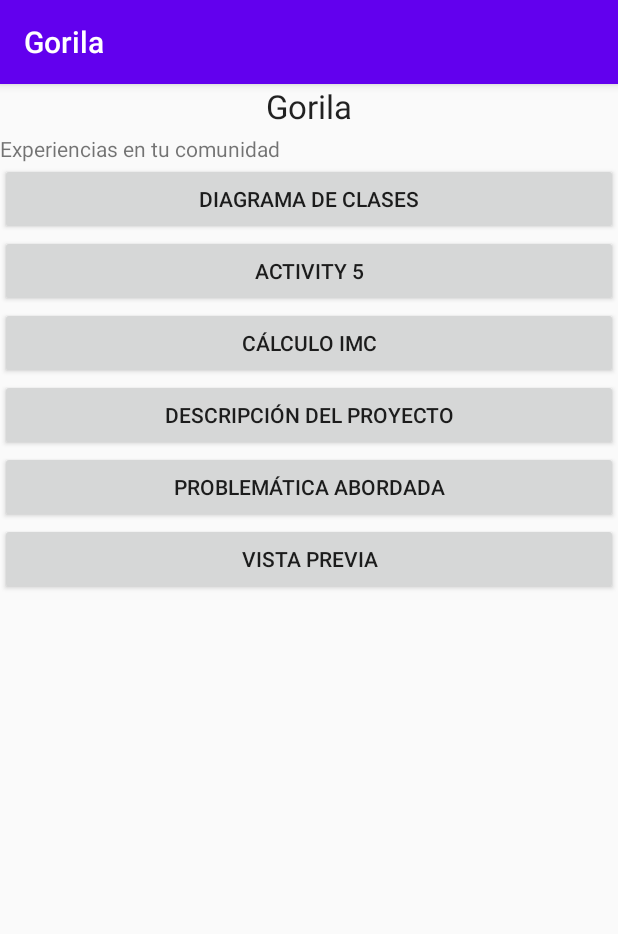
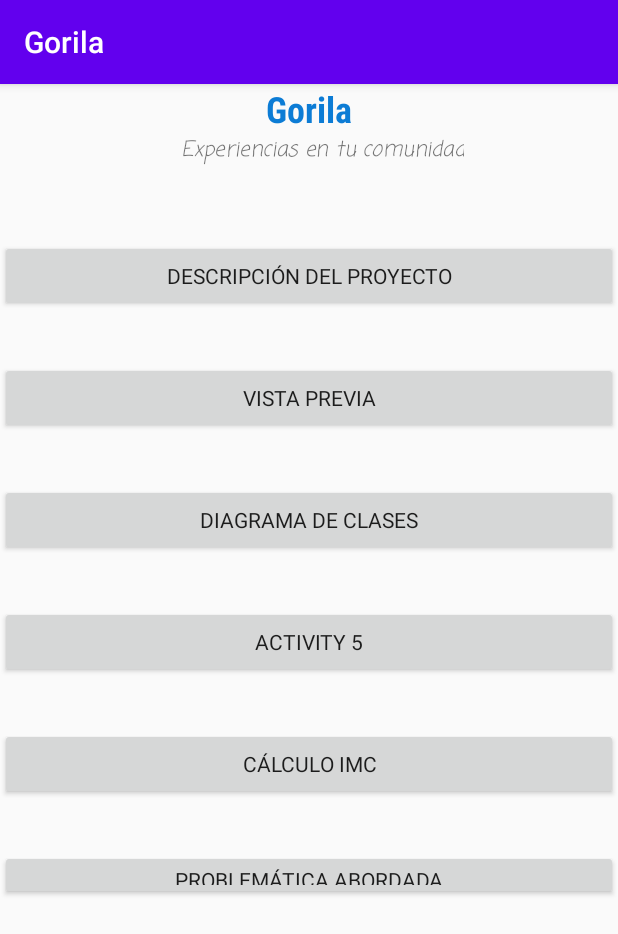
Before and after one commit to DaniniSC/Gorilapp, an Android app: the screen it shows after launch (MainActivity), on a phone screen of 412 x 824 dp. Shown: the top 934 px of the screen. Run offline under Robolectric (Android 15) with nearby library versions, the phone set to English and light mode, and no system bars.

Commit message:
fix:activity_main.xml

```diff
--- a/app/src/main/res/layout/activity_main.xml
+++ b/app/src/main/res/layout/activity_main.xml
@@ -16,10 +16,14 @@
 
             android:id="@+id/textView"
             android:layout_width="match_parent"
-            android:layout_height="wrap_content"
-            android:text="Gorila"
+            android:layout_height="match_parent"
+            android:fontFamily="sans-serif-condensed-medium"
+            android:text="@string/gorila"
             android:textAlignment="center"
             android:textAppearance="@style/TextAppearance.AppCompat.Large"
+            android:textColor="#0C7CD5"
+            android:textSize="24sp"
+            android:textStyle="bold"
             tools:layout_editor_absoluteX="107dp"
             tools:layout_editor_absoluteY="56dp"
             tools:text="Gorila" />
@@ -28,11 +32,51 @@
 
     <TextView
         android:id="@+id/textView2"
-        android:layout_width="wrap_content"
-        android:layout_height="wrap_content"
-        android:text="Experiencias en tu comunidad"
+        android:layout_width="309dp"
+        android:layout_height="37dp"
+        android:fontFamily="casual"
+        android:text="@string/experiencias_en_tu_comunidad"
+        android:textAlignment="textEnd"
+        android:textStyle="italic"
         tools:layout_editor_absoluteX="110dp"
         tools:layout_editor_absoluteY="157dp" />
+
+    <LinearLayout
+        android:layout_width="match_parent"
+        android:layout_height="33dp"
+        android:layout_weight="0">
+
+    </LinearLayout>
+
+    <Button
+        android:id="@+id/button"
+        android:layout_width="match_parent"
+        android:layout_height="wrap_content"
+        android:fontFamily="sans-serif"
+        android:onClick="IrDescripcion"
+        android:text="Descripción del proyecto"
+        tools:layout_editor_absoluteX="169dp"
+        tools:layout_editor_absoluteY="646dp" />
+
+    <LinearLayout
+        android:layout_width="match_parent"
+        android:layout_height="33dp"
+        android:layout_weight="0"></LinearLayout>
+
+    <Button
+        android:id="@+id/button2"
+        android:layout_width="match_parent"
+        android:layout_height="wrap_content"
+        android:fontFamily="sans-serif"
+        android:onClick="IrPreview"
+        android:text="Vista previa"
+        tools:layout_editor_absoluteX="169dp"
+        tools:layout_editor_absoluteY="646dp" />
+
+    <LinearLayout
+        android:layout_width="match_parent"
+        android:layout_height="33dp"
+        android:layout_weight="0"></LinearLayout>
 
     <LinearLayout
         android:layout_width="match_parent"
@@ -52,11 +96,17 @@
             android:id="@+id/button3"
             android:layout_width="match_parent"
             android:layout_height="wrap_content"
+            android:fontFamily="sans-serif"
             android:onClick="IrDiagrama"
             android:text="Diagrama de clases"
             tools:layout_editor_absoluteX="169dp"
             tools:layout_editor_absoluteY="646dp" />
     </LinearLayout>
+        <LinearLayout
+            android:layout_width="match_parent"
+            android:layout_height="33dp"
+            android:layout_weight="0">
+        </LinearLayout>
 
     <LinearLayout
         android:layout_width="match_parent"
@@ -68,11 +118,17 @@
             android:id="@+id/button4"
             android:layout_width="match_parent"
             android:layout_height="wrap_content"
+            android:fontFamily="sans-serif"
             android:onClick="IrCalculo"
             android:text="ACTIVITY 5"
             tools:layout_editor_absoluteX="169dp"
             tools:layout_editor_absoluteY="646dp" />
     </LinearLayout>
+        <LinearLayout
+            android:layout_width="match_parent"
+            android:layout_height="33dp"
+            android:layout_weight="0">
+        </LinearLayout>
 
     <LinearLayout
         android:layout_width="match_parent"
@@ -84,37 +140,40 @@
             android:id="@+id/button6"
             android:layout_width="match_parent"
             android:layout_height="wrap_content"
+            android:fontFamily="sans-serif"
             android:onClick="IrIMC"
             android:text="Cálculo IMC"
             tools:layout_editor_absoluteX="169dp"
             tools:layout_editor_absoluteY="646dp" />
     </LinearLayout>
 
-    <Button
-        android:id="@+id/button"
+    <LinearLayout
         android:layout_width="match_parent"
-        android:layout_height="wrap_content"
-        android:onClick="IrDescripcion"
-        android:text="Descripción del proyecto"
-        tools:layout_editor_absoluteX="169dp"
-        tools:layout_editor_absoluteY="646dp" />
+        android:layout_height="33dp"
+        android:layout_weight="0">
 
-    <Button
-        android:id="@+id/button5"
+    </LinearLayout>
+
+    <LinearLayout
         android:layout_width="match_parent"
-        android:layout_height="wrap_content"
-        android:onClick="IrProblematica"
-        android:text="Problemática abordada"
-        tools:layout_editor_absoluteX="102dp"
-        tools:layout_editor_absoluteY="490dp" />
+        android:layout_height="33dp"
+        android:layout_weight="0">
 
-    <Button
-        android:id="@+id/button2"
-        android:layout_width="match_parent"
-        android:layout_height="wrap_content"
-        android:onClick="IrPreview"
-        android:text="Vista previa"
-        tools:layout_editor_absoluteX="148dp"
-        tools:layout_editor_absoluteY="310dp" />
+        <Button
+            android:id="@+id/button5"
+            android:layout_width="match_parent"
+            android:layout_height="match_parent"
+            android:fontFamily="sans-serif"
+            android:onClick="IrProblematica"
+            android:text="Problemática abordada"
+            tools:layout_editor_absoluteX="169dp"
+            tools:layout_editor_absoluteY="656dp" />
+
+        </LinearLayout>
+        <LinearLayout
+            android:layout_width="match_parent"
+            android:layout_height="33dp"
+            android:layout_weight="0">
+        </LinearLayout>
 
 </LinearLayout>
--- a/app/src/main/res/values/strings.xml
+++ b/app/src/main/res/values/strings.xml
@@ -3,4 +3,6 @@
     <string name="descripci_n_breve_del_proyecto">Descripción breve del proyecto</string>
     <string name="textview">TextView</string>
     <string name="volver_al_men_principal">Volver al menú principal</string>
+    <string name="experiencias_en_tu_comunidad">Experiencias en tu comunidad</string>
+    <string name="gorila">Gorila</string>
 </resources>
```
